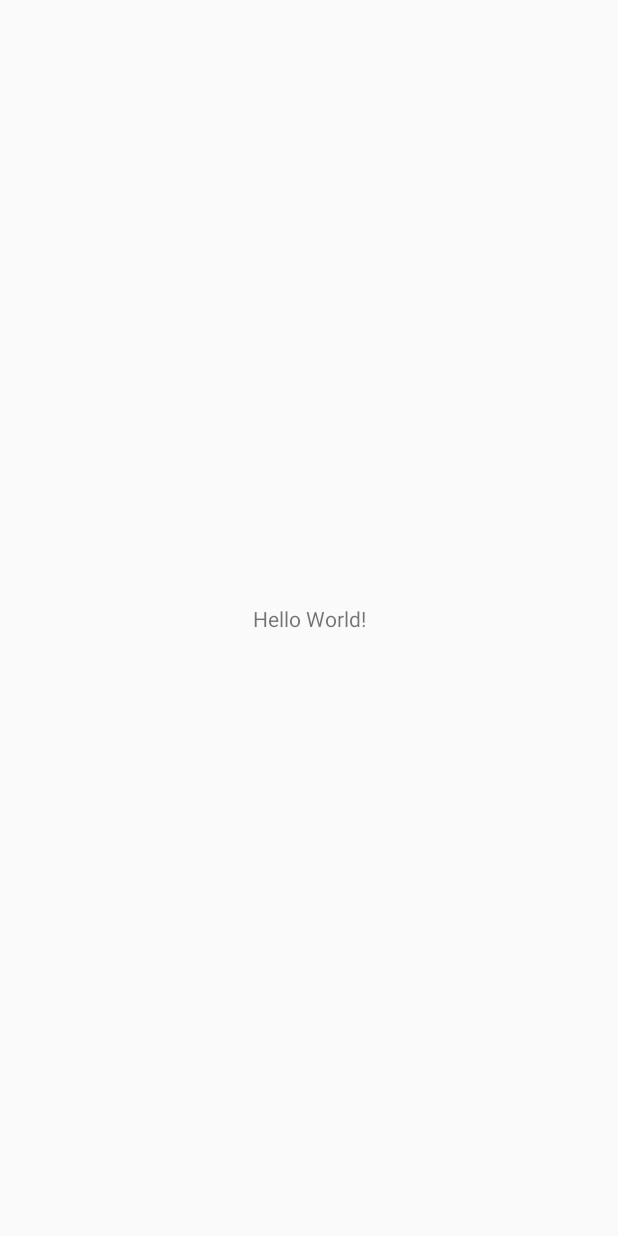
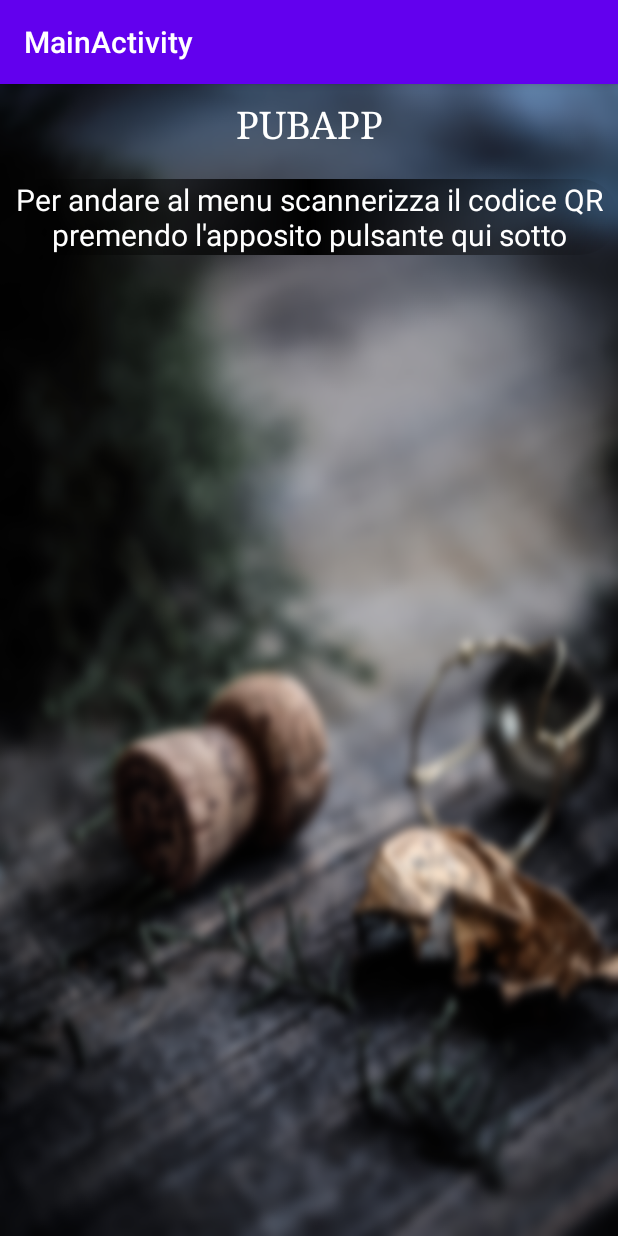
Before and after one commit to marcociano/PubApp, an Android app: the HomepageActivity screen opened directly, with no data from a screen before it, on a phone screen of 412 x 824 dp. Before the commit the screen is almost empty. Run offline under Robolectric (Android 15) with nearby library versions, the phone set to English and light mode, and no system bars; our stand-ins replace navigation-ui; 5 statements that could not run were skipped.

Commit message:
Homepage Activity

```diff
--- a/app/src/main/res/layout/homepage_activity.xml
+++ b/app/src/main/res/layout/homepage_activity.xml
@@ -1,18 +1,36 @@
 <?xml version="1.0" encoding="utf-8"?>
-<androidx.constraintlayout.widget.ConstraintLayout xmlns:android="http://schemas.android.com/apk/res/android"
-    xmlns:app="http://schemas.android.com/apk/res-auto"
-    xmlns:tools="http://schemas.android.com/tools"
-    android:layout_width="match_parent"
-    android:layout_height="match_parent"
-    tools:context=".HomepageActivity">
+    <RelativeLayout xmlns:android="http://schemas.android.com/apk/res/android"
+        xmlns:tools="http://schemas.android.com/tools"
+        android:layout_width="match_parent"
+        android:layout_height="match_parent"
+        xmlns:app="http://schemas.android.com/apk/res-auto"
+        tools:context=".HomepageActivity"
+        android:background="@drawable/menu_background">
+
+    <TextView
+        android:id="@+id/title"
+        android:layout_width="match_parent"
+        android:layout_height="wrap_content"
+        android:text="PUBAPP"
+        android:textSize="25sp"
+        android:textColor="#ffff"
+        android:gravity="center"
+        android:padding="10dp"
+        android:layout_marginBottom="10dp"
+        android:typeface="serif"/>
 
     <TextView
         android:layout_width="wrap_content"
         android:layout_height="wrap_content"
-        android:text="Hello World!"
-        app:layout_constraintBottom_toBottomOf="parent"
-        app:layout_constraintLeft_toLeftOf="parent"
-        app:layout_constraintRight_toRightOf="parent"
-        app:layout_constraintTop_toTopOf="parent" />
+        android:layout_below="@+id/title"
+        android:text="Per andare al menu scannerizza il codice QR premendo l'apposito pulsante qui sotto"
+        android:textSize="20sp"
+        android:textColor="#ffff"
+        android:gravity="center"
+        android:background="@drawable/black_gradient"/>
 
-</androidx.constraintlayout.widget.ConstraintLayout>
+
+
+
+
+</RelativeLayout>
--- /dev/null
+++ b/app/src/main/res/values/dimens.xml
@@ -0,0 +1,5 @@
+<resources>
+    <!-- Default screen margins, per the Android Design guidelines. -->
+    <dimen name="activity_horizontal_margin">16dp</dimen>
+    <dimen name="activity_vertical_margin">16dp</dimen>
+</resources>
--- a/app/src/main/res/values/strings.xml
+++ b/app/src/main/res/values/strings.xml
@@ -14,4 +14,9 @@
     <string name="password_dimenticata">Password dimenticata?\t</string>
     <string name="email">Email</string>
     <string name="recuperapassword">Recupera Password</string>
+    <string name="homepage">Homepage</string>
+    <string name="title_activity_homepage">MainActivity</string>
+    <string name="title_home">Home</string>
+    <string name="title_dashboard">Dashboard</string>
+    <string name="title_notifications">Notifications</string>
 </resources>
```
Also changed, not shown: app/build.gradle (+7 -1 lines), app/src/main/AndroidManifest.xml (+10 -8 lines), app/src/main/java/com/example/pubapp/HomepageActivity.java (+19 -3 lines), app/src/main/java/com/example/pubapp/LoginActivity.java (+8 -2 lines), app/src/main/java/com/example/pubapp/RegisterActivity.java (+9 -1 lines), app/src/main/java/com/example/pubapp/ui/dashboard/DashboardFragment.java (added, +35 -0 lines), app/src/main/java/com/example/pubapp/ui/dashboard/DashboardViewModel.java (added, +19 -0 lines), app/src/main/java/com/example/pubapp/ui/home/HomeFragment.java (added, +35 -0 lines), app/src/main/java/com/example/pubapp/ui/home/HomeViewModel.java (added, +19 -0 lines), app/src/main/java/com/example/pubapp/ui/notifications/NotificationsFragment.java (added, +35 -0 lines), app/src/main/java/com/example/pubapp/ui/notifications/NotificationsViewModel.java (added, +19 -0 lines), app/src/main/res/drawable/radious_u.xml (added, +11 -0 lines), app/src/main/res/layout/login_activity.xml (+8 -0 lines), app/src/main/res/layout/register_activity.xml (+6 -1 lines), 2 more files.
